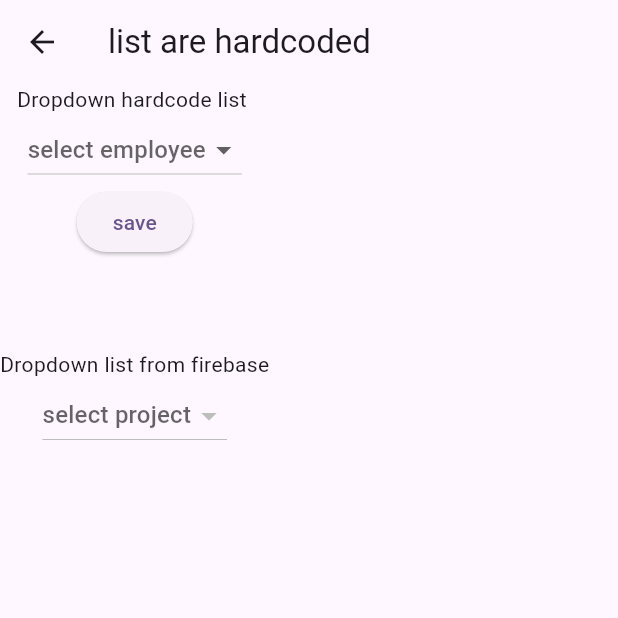
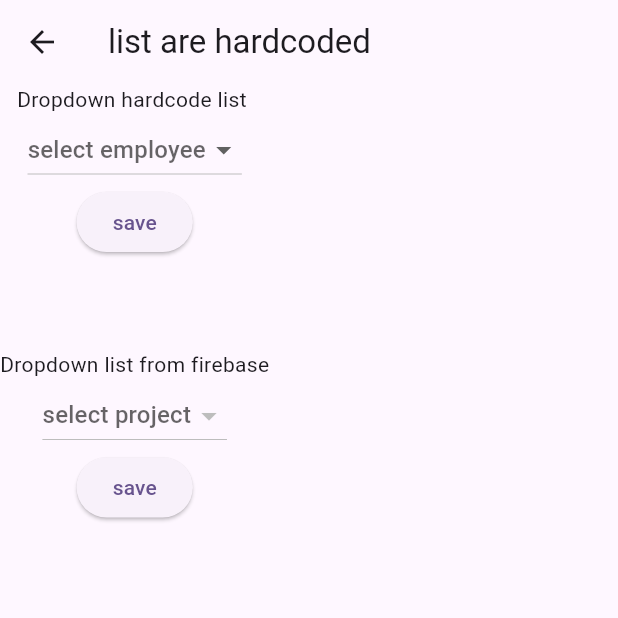
Before and after one commit to BADUSHKBABU/SAMPLE, a Flutter app: the DropdownHardcoded screen opened directly, on a phone screen of 412 x 824 dp, the top half of it. Run offline on Flutter 3.47's test engine with Material 3 defaults, Android fonts, the phone set to English and light mode, and no system bars; our stand-ins replace cloud_firestore, firebase_core; accounts and stored records are empty.

Commit message:
first commit

```diff
--- a/lib/dropdownHardcodeddata.dart
+++ b/lib/dropdownHardcodeddata.dart
@@ -2,6 +2,7 @@
 
 import 'package:cloud_firestore/cloud_firestore.dart';
 import 'package:firebase_core/firebase_core.dart';
+import 'package:flutter/cupertino.dart';
 import 'package:flutter/material.dart';
 
 class DropdownHardcoded extends StatefulWidget {
@@ -22,6 +23,7 @@ class _DropdownHardcodedState extends State<DropdownHardcoded> {
   final empnamecontroller=TextEditingController();
   final CollectionReference collectionReference=FirebaseFirestore.instance.collection("project");
   var Selectedemployee;
+  TextEditingController workcontroller=TextEditingController();
   List EmpnameLst=["badush","dona","aiswarya","tom","Likhitha","radhika","bijin"," robin","shini"];
   @override
   Widget build(BuildContext context) {
@@ -32,7 +34,8 @@ class _DropdownHardcodedState extends State<DropdownHardcoded> {
           children: [
 
             Text("Dropdown hardcode list "),
-            DropdownButton(items: EmpnameLst.map((value) => DropdownMenuItem(
+            DropdownButton(items: EmpnameLst.map((value) =>
+                DropdownMenuItem(
                 child: Text(value),
                 value: value)).toList(),
               onChanged: (e){
@@ -70,27 +73,35 @@ class _DropdownHardcodedState extends State<DropdownHardcoded> {
                 DocumentSnapshot documentsnapshot=snapshot.data!.docs[i];
                 projectlist.add(
                     DropdownMenuItem(child: Text(documentsnapshot.id),
-                  value: "${snapshot.data!.docs[i]}",)
+                  value: "${documentsnapshot.id}")
                 );
               }
-              return DropdownButton(
-                  items: projectlist,
-                  onChanged: (e){setState(()
-                  {
-                selectedwork=e;
-                print(selectedwork);
-                  }
-              );
-                    },value: selectedwork,
-                hint: Text("select project"),
+              return Column(
+                children: [
+                  DropdownButton(
+                      items: projectlist,
+                      onChanged: (e){setState(() {selectedwork=e;});},
+                      value: selectedwork,
+                    hint: Text("select project"),
+                  ),
+                  ElevatedButton(onPressed: (){
+                    setState(() {
+                      workcontroller.text=selectedwork;
+                      Text(workcontroller.text);
+                    });
+                  }, child: Text("save")),
+Text(workcontroller.text)
+                ],
+
               );
               }
-              else
+
+             else
               {
                 return CircularProgressIndicator();
               }
             }
-            )
+            ),
           ],
         ),
       ),
--- a/lib/main.dart
+++ b/lib/main.dart
@@ -25,8 +25,8 @@ class MyApp extends StatelessWidget {
         colorScheme: ColorScheme.fromSeed(seedColor: Colors.deepPurple),
         useMaterial3: true,
       ),
-      home:ImultiselectdropDown()
-      //iLoginPage(),
+      home://ImultiselectdropDown()
+      iLoginPage(),
     );
   }
 }
```
Also changed, not shown: assets/codex.jpg (added), assets/iquadbg.jpg (added).
